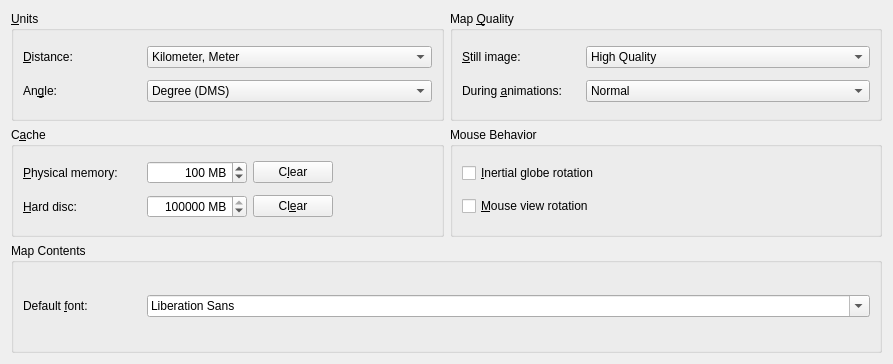
Above: core/utilities/geolocation/marble/settings/MarbleViewSettingsWidget.ui from RPhay/MyDigikam before the change. Below: the same form after it.
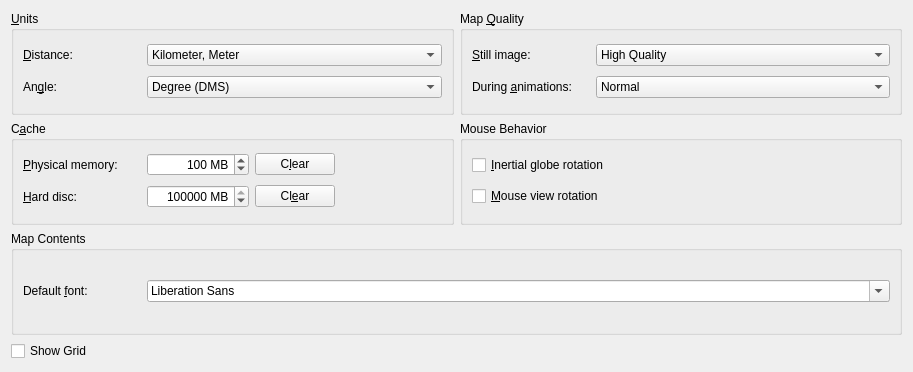
That is the form after the change.

Commit message: add new Geolocation option "Show Grid"

What changed in the file:
```diff
--- a/core/utilities/geolocation/marble/settings/MarbleViewSettingsWidget.ui
+++ b/core/utilities/geolocation/marble/settings/MarbleViewSettingsWidget.ui
@@ -6,8 +6,8 @@
    <rect>
     <x>0</x>
     <y>0</y>
-    <width>893</width>
-    <height>364</height>
+    <width>913</width>
+    <height>372</height>
    </rect>
   </property>
   <layout class="QVBoxLayout" name="verticalLayout">
@@ -452,6 +452,13 @@
      </layout>
     </widget>
    </item>
+   <item>
+    <widget class="QCheckBox" name="kcfg_showGrid">
+     <property name="text">
+      <string>Show Grid</string>
+     </property>
+    </widget>
+   </item>
   </layout>
  </widget>
  <resources/>
```
The commit also changes 4 other files.
